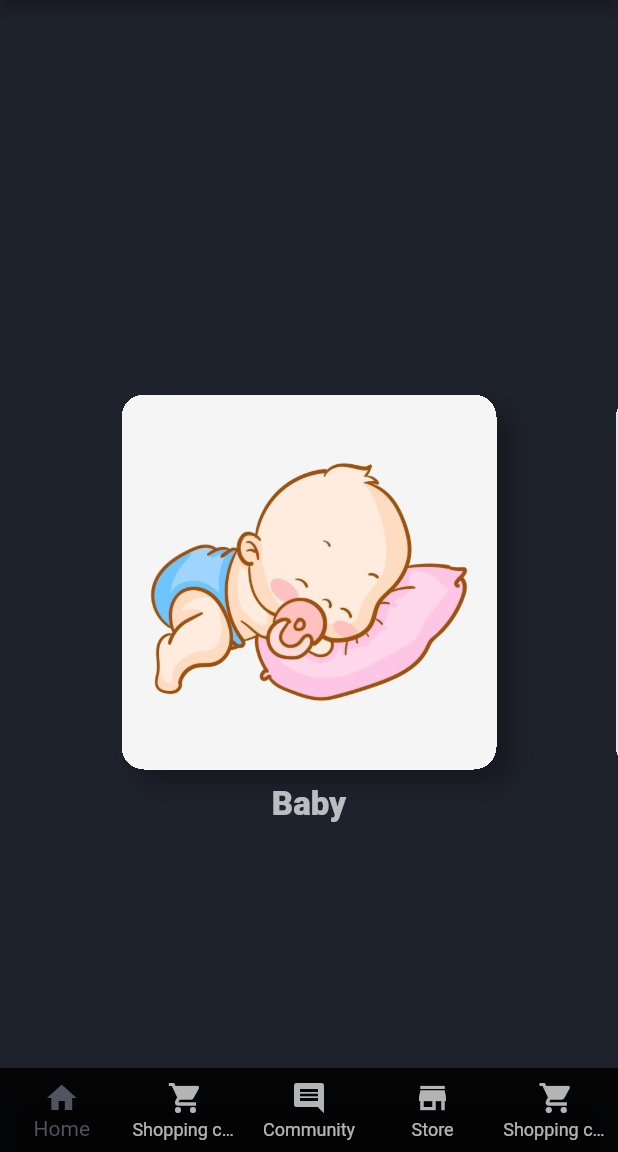
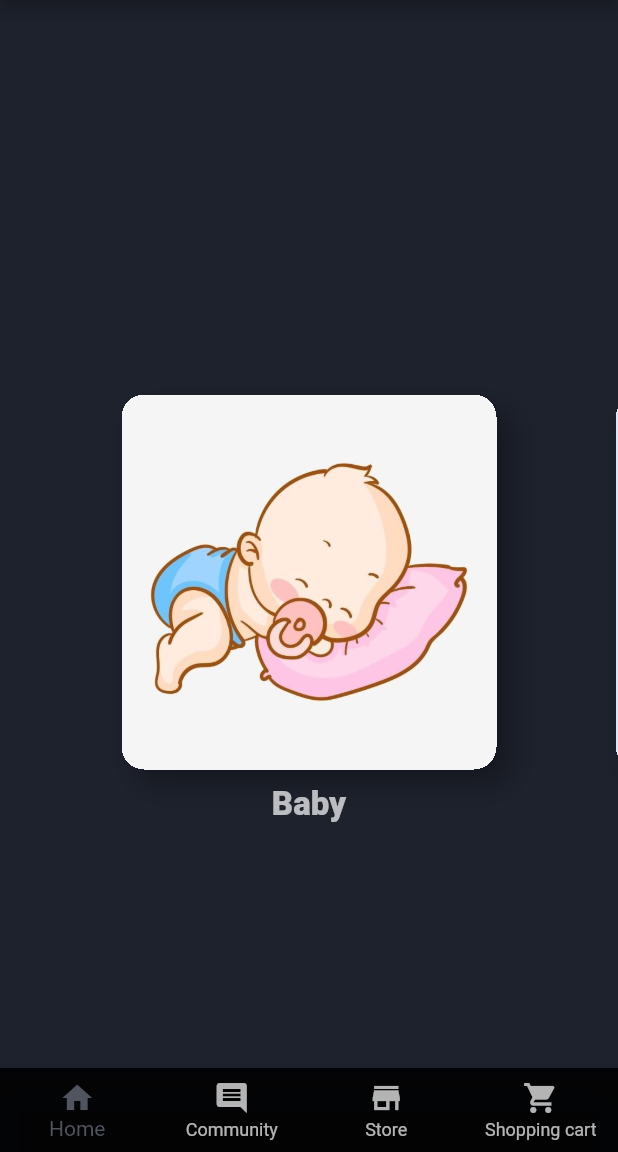
Before and after one commit to DongkwanKim00/whiteUs, a Flutter app: the screen it shows after launch, on a phone screen of 412 x 824 dp, the part 84-1236 px from its top. Run offline on Flutter 3.47's test engine with Material 2 defaults, Android fonts, the phone set to English and light mode, and no system bars; our stand-ins replace youtube_player_flutter; Roboto replaces fonts that are missing (Hind).

Commit message:
쇼핑카트 중복 해결

```diff
--- a/whiteus/lib/BaseScreen/base_screen.dart
+++ b/whiteus/lib/BaseScreen/base_screen.dart
@@ -48,11 +48,7 @@ class _BaseScreenState extends State<BaseScreen> {
             icon: Icon(Icons.home),
             label: 'Home',
           ),
-          BottomNavigationBarItem(
 
-            icon: Icon(Icons.shopping_cart),
-            label: 'Shopping cart',
-          ),
           BottomNavigationBarItem(
 
             icon: Icon(Icons.comment),
```
